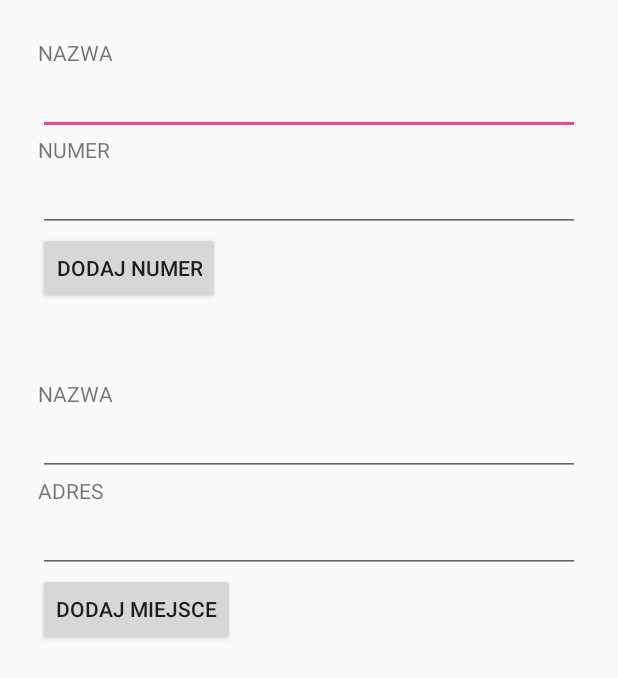
After one commit to IzabelaW/MobileEye, an Android app: the ConfigurationActivity screen opened directly, with no data from a screen before it, on a phone screen of 412 x 824 dp. The commit adds this screen. Shown: the top 678 px of the screen. Run offline under Robolectric (Android 15) with nearby library versions, the phone set to English and light mode, and no system bars.

Commit message:
added posibility to add favourite number and place in configuration option added logo to manifest littles fixes added new picture for configuration

```diff
--- a/app/src/main/AndroidManifest.xml
+++ b/app/src/main/AndroidManifest.xml
@@ -10,9 +10,8 @@
 
     <application
         android:allowBackup="false"
-        android:icon="@mipmap/ic_launcher"
+        android:icon="@mipmap/logo"
         android:label="@string/app_name"
-        android:roundIcon="@mipmap/ic_launcher_round"
         android:supportsRtl="true"
         android:theme="@style/AppTheme">
 
@@ -31,6 +30,7 @@
         <activity android:name=".activity.NavigationActivity" />
         <activity android:name=".VoiceNotes.VoiceNotesActivity" />
         <activity android:name=".activity.ObjectRecognitionActivity" />
+        <activity  android:name=".activity.ConfigurationActivity" />
         <service  android:name=".MyService" />
         <activity android:name=".VoiceNotes.AddingNewNoteActivity" />
         <activity android:name=".VoiceNotes.ListeningNoteActivity" />
--- /dev/null
+++ b/app/src/main/java/mobileeye/mobileeye/activity/ConfigurationActivity.java
@@ -0,0 +1,85 @@
+package mobileeye.mobileeye.activity;
+
+import android.app.Activity;
+import android.os.Bundle;
+
+import android.view.View;
+import android.widget.Button;
+import android.widget.EditText;
+import android.widget.Toast;
+
+import mobileeye.mobileeye.FavouriteNumber;
+import mobileeye.mobileeye.FavouritePlace;
+import mobileeye.mobileeye.R;
+
+import static mobileeye.mobileeye.activity.MainActivity.dbHandler;
+
+/**
+ * Created by Nexito on 04.12.2017.
+ */
+
+public class ConfigurationActivity extends Activity {
+
+    private Button add_number;
+    private Button add_place;
+
+    private EditText nb_name;
+    private EditText nb;
+    private EditText place_name;
+    private EditText place_address;
+
+
+    @Override
+    protected void onCreate(Bundle savedInstanceState) {
+        super.onCreate(savedInstanceState);
+        setContentView(R.layout.configuration_view);
+
+        nb_name=findViewById(R.id.nb_name);
+        nb=findViewById(R.id.nb);
+        place_name=findViewById(R.id.place_name);
+        place_address=findViewById(R.id.place_address);
+
+
+        add_number=findViewById(R.id.add_nb);
+        add_number.setOnClickListener(new View.OnClickListener() {
+            @Override
+            public void onClick(View view) {
+                if(!nb_name.getText().toString().equals("")&&!nb.getText().toString().equals("")) {
+                    insertFavouriteNumer(nb_name.getText().toString(), nb.getText().toString());
+                    nb_name.setText("");
+                    nb.setText("");
+                }
+            }
+        });
+
+        add_place=findViewById(R.id.add_place);
+        add_place.setOnClickListener(new View.OnClickListener() {
+            @Override
+            public void onClick(View view) {
+                if(!place_name.getText().toString().equals("")&&!place_address.getText().toString().equals("")) {
+                    insertFavouritePlace(place_name.getText().toString(), place_address.getText().toString());
+                    place_name.setText("");
+                    place_address.setText("");
+                }
+            }
+        });
+
+    }
+    @Override
+    public void onBackPressed() {
+        Images.setCurrentMenu(Constants.MAIN_MENU);
+        super.onBackPressed();
+
+    }
+
+    private void insertFavouriteNumer(String name,String number){
+        dbHandler.addNewFavouriteNumber(new FavouriteNumber(dbHandler.getFavouriteNumbersCount()+1, name,number));
+        Toast.makeText(this,"Dodano nowy numer", Toast.LENGTH_SHORT).show();
+    }
+    private void insertFavouritePlace(String name,String address){
+        dbHandler.addNewFavouritePlace(new FavouritePlace(dbHandler.getFavouritePlacesCount()+1, name, address));
+        Toast.makeText(this,"Dodano nowe miejsce", Toast.LENGTH_SHORT).show();
+    }
+
+
+}
--- a/app/src/main/java/mobileeye/mobileeye/activity/Constants.java
+++ b/app/src/main/java/mobileeye/mobileeye/activity/Constants.java
@@ -9,7 +9,8 @@ public final class Constants {
     public static final int VOICE_NOTES = 0;
     public static final int NAVIGATION = 2;
     public static final int OBJECT_RECOGNITION = 1;
-    public static final int MAIN_MENU=3;
+    public static final int MAIN_MENU=13;
+    public static final int CONFIGURATION=3;
 
     private Constants(){}
 }
--- a/app/src/main/java/mobileeye/mobileeye/activity/Images.java
+++ b/app/src/main/java/mobileeye/mobileeye/activity/Images.java
@@ -11,7 +11,7 @@ import mobileeye.mobileeye.R;
 
 public class Images {
 
-    private static int[] drawablesMainMenu = {R.drawable.notatki_glosowe, R.drawable.czytanie, R.drawable.nawigacja};
+    private static int[] drawablesMainMenu = {R.drawable.notatki_glosowe, R.drawable.czytanie, R.drawable.nawigacja,R.drawable.ustawienia};
     private static int[] drawablesVoiceNotes = {R.drawable.dodaj, R.drawable.usun, R.drawable.przegladaj};
 
     private static int current_menu=Constants.MAIN_MENU;
--- /dev/null
+++ b/app/src/main/res/layout/configuration_view.xml
@@ -0,0 +1,57 @@
+<?xml version="1.0" encoding="utf-8"?>
+<LinearLayout xmlns:android="http://schemas.android.com/apk/res/android"
+    android:orientation="vertical" android:layout_width="match_parent"
+    android:layout_height="match_parent"
+    android:layout_margin="25dp">
+
+
+    <TextView
+        android:layout_width="match_parent"
+        android:layout_height="wrap_content"
+        android:text="NAZWA"/>
+    <EditText
+        android:id="@+id/nb_name"
+        android:layout_width="match_parent"
+        android:layout_height="wrap_content"
+        android:singleLine="true"/>
+    <TextView
+        android:layout_width="match_parent"
+        android:layout_height="wrap_content"
+        android:text="NUMER"/>
+    <EditText
+        android:id="@+id/nb"
+        android:layout_width="match_parent"
+        android:layout_height="wrap_content"
+        android:singleLine="true"/>
+    <Button
+        android:id="@+id/add_nb"
+        android:layout_width="wrap_content"
+        android:layout_height="wrap_content"
+        android:text="DODAJ NUMER"/>
+
+
+    <TextView
+        android:layout_marginTop="50dp"
+        android:layout_width="match_parent"
+        android:layout_height="wrap_content"
+        android:text="NAZWA"/>
+    <EditText
+        android:id="@+id/place_name"
+        android:layout_width="match_parent"
+        android:layout_height="wrap_content"
+        android:singleLine="true"/>
+    <TextView
+        android:layout_width="match_parent"
+        android:layout_height="wrap_content"
+        android:text="ADRES"/>
+    <EditText
+        android:id="@+id/place_address"
+        android:layout_width="match_parent"
+        android:layout_height="wrap_content"
+        android:singleLine="true"/>
+    <Button
+        android:id="@+id/add_place"
+        android:layout_width="wrap_content"
+        android:layout_height="wrap_content"
+        android:text="DODAJ MIEJSCE"/>
+</LinearLayout>
```
Also changed, not shown: app/src/main/java/mobileeye/mobileeye/activity/MainActivity.java (+12 -6 lines), app/src/main/res/mipmap-hdpi/ic_launcher.png (deleted), app/src/main/res/mipmap-hdpi/ic_launcher_round.png (deleted), app/src/main/res/mipmap-hdpi/logo.png (added), app/src/main/res/mipmap-mdpi/ic_launcher.png (deleted), app/src/main/res/mipmap-mdpi/ic_launcher_round.png (deleted), app/src/main/res/mipmap-xhdpi/ic_launcher.png (deleted), app/src/main/res/mipmap-xhdpi/ic_launcher_round.png (deleted), app/src/main/res/mipmap-xxhdpi/ic_launcher.png (deleted), app/src/main/res/mipmap-xxhdpi/ic_launcher_round.png (deleted), app/src/main/res/mipmap-xxxhdpi/ic_launcher.png (deleted), app/src/main/res/mipmap-xxxhdpi/ic_launcher_round.png (deleted).
